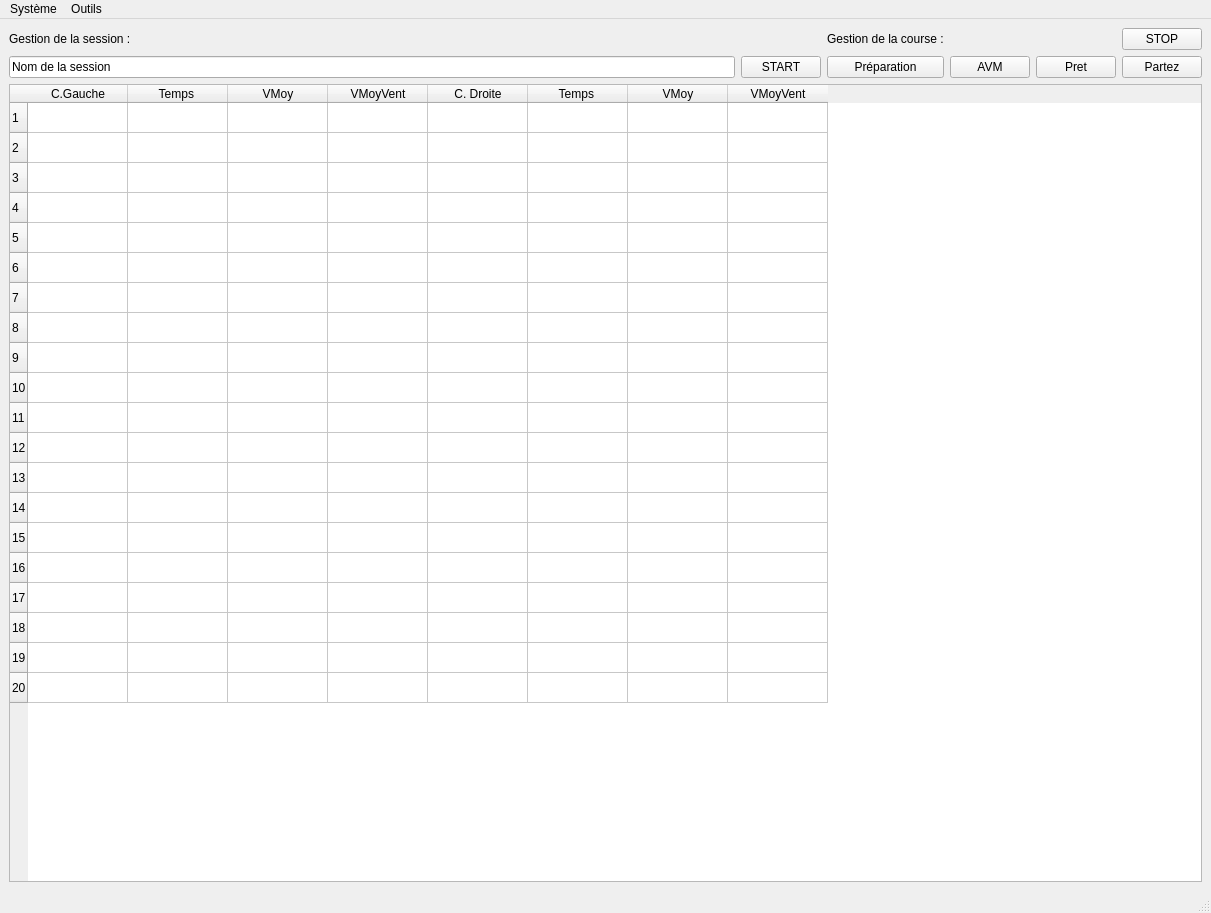
PhASnBenoit/pmv2023, file cihm.ui: the form before one commit.
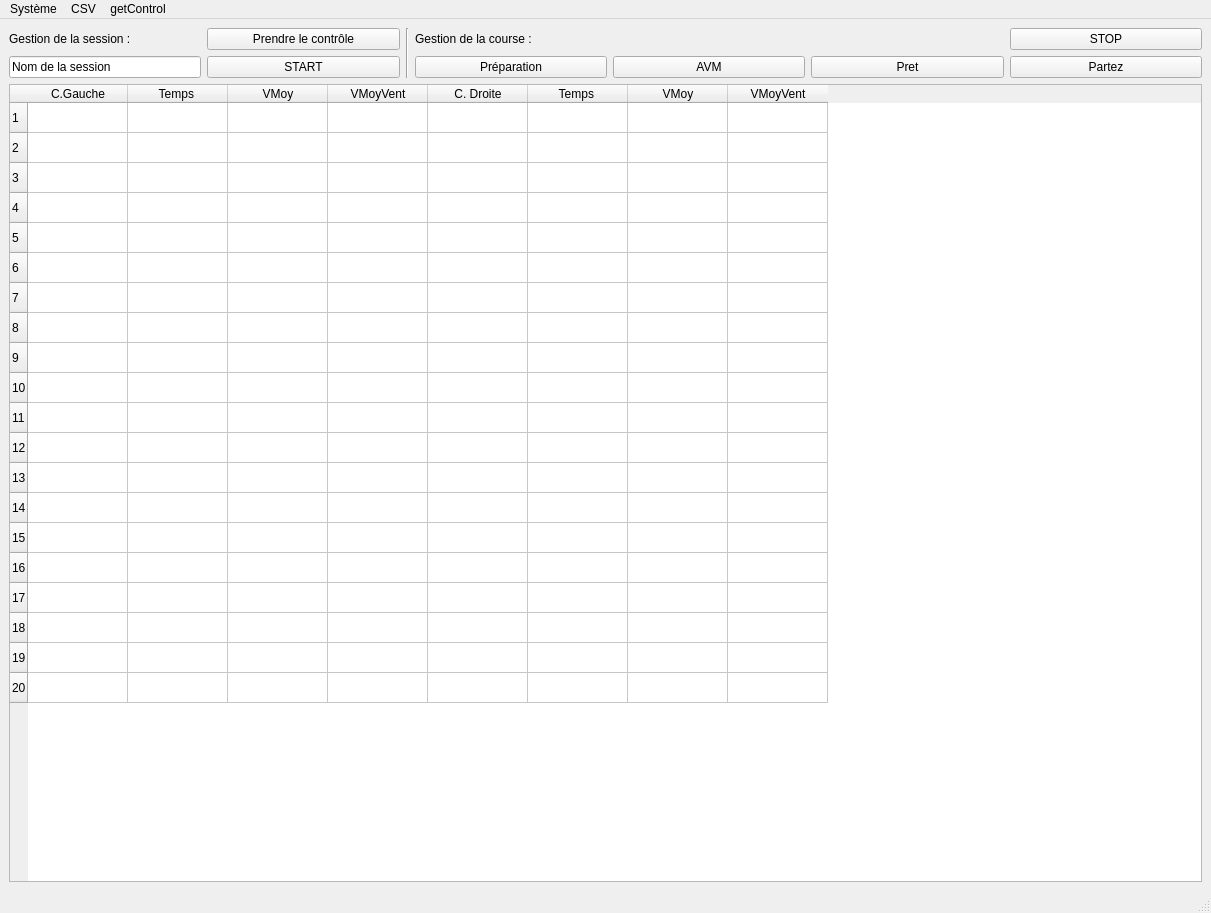
The form after the commit.

Commit message:
Version complète session 2022
Version complète session 2022

The edit to the form file:
```diff
--- a/cihm.ui
+++ b/cihm.ui
@@ -18,59 +18,72 @@
     <item row="0" column="0">
      <layout class="QVBoxLayout" name="verticalLayout" stretch="0,1">
       <item>
-       <layout class="QGridLayout" name="gridLayout" rowstretch="1,0,0">
+       <layout class="QGridLayout" name="gridLayout" rowstretch="0,0,0">
         <property name="sizeConstraint">
          <enum>QLayout::SetDefaultConstraint</enum>
         </property>
-        <item row="2" column="3">
+        <item row="2" column="4">
          <widget class="QPushButton" name="pbAvm">
           <property name="text">
            <string>AVM</string>
           </property>
          </widget>
         </item>
-        <item row="2" column="4">
+        <item row="1" column="6">
+         <widget class="QPushButton" name="pbStop">
+          <property name="text">
+           <string>STOP</string>
+          </property>
+         </widget>
+        </item>
+        <item row="2" column="0">
+         <widget class="QLineEdit" name="leNomSession">
+          <property name="sizePolicy">
+           <sizepolicy hsizetype="Preferred" vsizetype="Fixed">
+            <horstretch>0</horstretch>
+            <verstretch>0</verstretch>
+           </sizepolicy>
+          </property>
+          <property name="text">
+           <string>Nom de la session</string>
+          </property>
+         </widget>
+        </item>
+        <item row="2" column="5">
          <widget class="QPushButton" name="pbPret">
           <property name="text">
            <string>Pret</string>
           </property>
          </widget>
         </item>
-        <item row="2" column="2">
-         <widget class="QPushButton" name="pbPreparation">
-          <property name="text">
-           <string>Préparation</string>
-          </property>
-         </widget>
-        </item>
-        <item row="2" column="5">
+        <item row="2" column="6">
          <widget class="QPushButton" name="pbPartez">
           <property name="text">
            <string>Partez</string>
           </property>
          </widget>
         </item>
-        <item row="2" column="1">
-         <widget class="QPushButton" name="pbStart">
-          <property name="text">
-           <string>START</string>
-          </property>
-         </widget>
-        </item>
-        <item row="2" column="0">
-         <widget class="QLineEdit" name="leNomSession">
-          <property name="text">
-           <string>Nom de la session</string>
-          </property>
-         </widget>
-        </item>
-        <item row="1" column="2">
+        <item row="1" column="3">
          <widget class="QLabel" name="label_2">
           <property name="text">
            <string>Gestion de la course :</string>
           </property>
          </widget>
         </item>
+        <item row="2" column="3">
+         <widget class="QPushButton" name="pbPreparation">
+          <property name="text">
+           <string>Préparation</string>
+          </property>
+         </widget>
+        </item>
+        <item row="2" column="1">
+         <widget class="QPushButton" name="pbStart">
+          <property name="text">
+           <string>START</string>
+          </property>
+         </widget>
+        </item>
         <item row="1" column="0">
          <widget class="QLabel" name="label">
           <property name="text">
@@ -78,10 +91,17 @@
           </property>
          </widget>
         </item>
-        <item row="1" column="5">
-         <widget class="QPushButton" name="pbStop">
+        <item row="1" column="2" rowspan="2">
+         <widget class="Line" name="line">
+          <property name="orientation">
+           <enum>Qt::Vertical</enum>
+          </property>
+         </widget>
+        </item>
+        <item row="1" column="1">
+         <widget class="QPushButton" name="pbControl">
           <property name="text">
-           <string>STOP</string>
+           <string>Prendre le contrôle</string>
           </property>
          </widget>
         </item>
@@ -1218,15 +1238,22 @@
     <addaction name="actionRedemarrage"/>
     <addaction name="actionArreter"/>
    </widget>
-   <widget class="QMenu" name="menuOutils">
+   <widget class="QMenu" name="menuCSV">
     <property name="title">
-     <string>Outils</string>
+     <string>CSV</string>
     </property>
-    <addaction name="actionExport_CSV"/>
-    <addaction name="actionTest_Capteur"/>
+    <addaction name="actionImport_CSV"/>
+    <addaction name="actionExportCSV"/>
+   </widget>
+   <widget class="QMenu" name="menugetControl">
+    <property name="title">
+     <string>getControl</string>
+    </property>
+    <addaction name="actionGetControl_2"/>
    </widget>
    <addaction name="menuSyst_me"/>
-   <addaction name="menuOutils"/>
+   <addaction name="menuCSV"/>
+   <addaction name="menugetControl"/>
   </widget>
   <widget class="QStatusBar" name="statusbar"/>
   <action name="actionRedemarrage">
```
Left out of the diff: 24 changed lines with no effect on the pictures. The commit also changes 37 other files.
